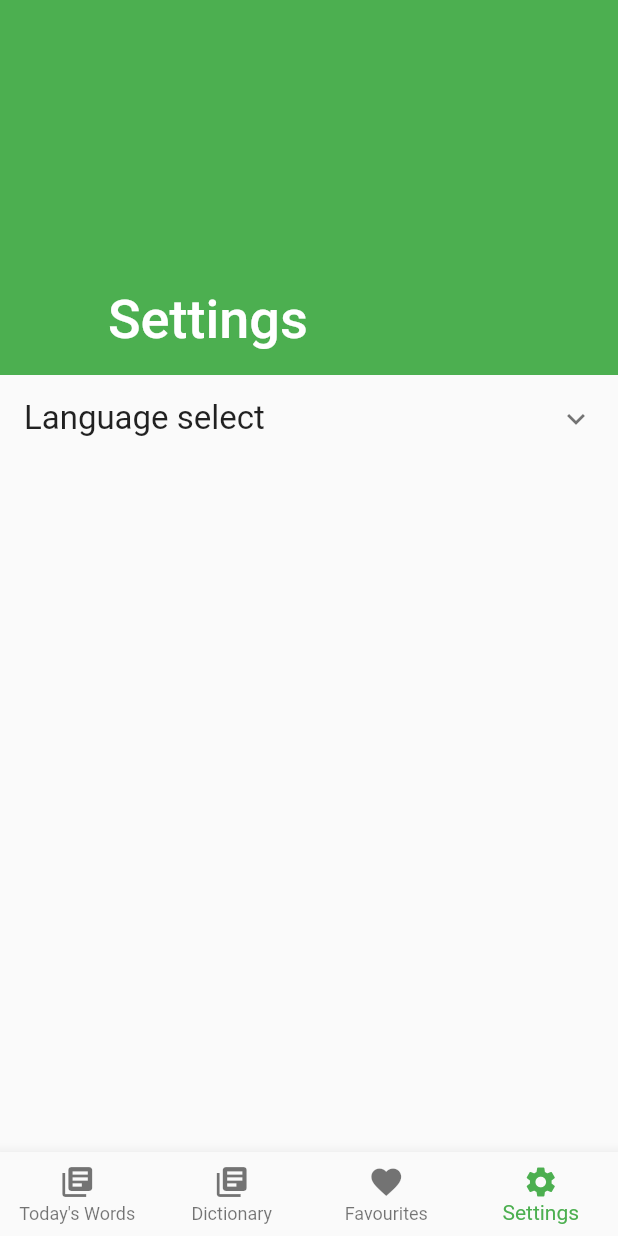
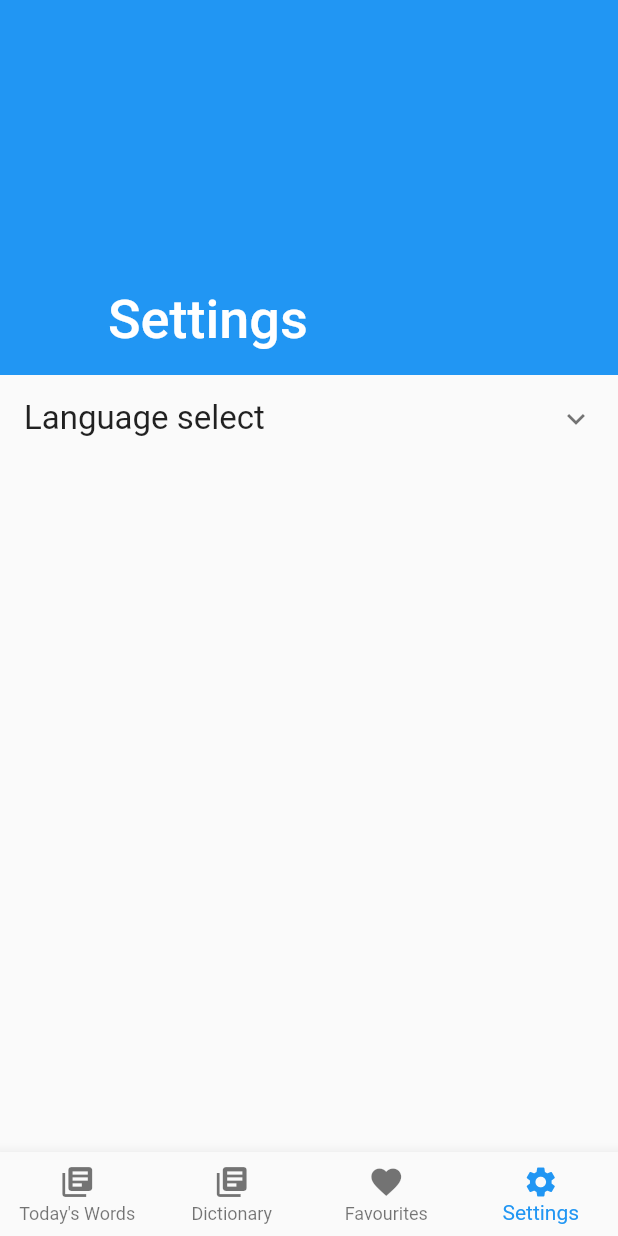
Before and after one commit to sergiuiacob1/Daily-word, a Flutter app: the screen it shows after launch, swiped to page 4, on a phone screen of 412 x 824 dp. Run offline on Flutter 3.47's test engine with Material 2 defaults, Android fonts, the phone set to English and light mode, and no system bars; our stand-ins replace flutter_local_notifications, flutter_sticky_header, rxdart, shared_preferences.

Commit message:
fix some bugs

```diff
--- a/lib/src/app.dart
+++ b/lib/src/app.dart
@@ -26,7 +26,8 @@ class App extends StatelessWidget {
     return MaterialApp(
       title: 'Daily Word',
       theme: ThemeData(
-        primarySwatch: Colors.green,
+        primaryColor: Colors.blue,
+        accentColor: Colors.deepOrangeAccent,
         textTheme: TextTheme(
           title: TextStyle(fontSize: 22.0),
           body2: TextStyle(fontSize: 18.0),
--- a/lib/src/blocs/apis/api_bloc_utils.dart
+++ b/lib/src/blocs/apis/api_bloc_utils.dart
@@ -38,10 +38,6 @@ abstract class ApiBlocUtils {
   Future<void> searchForWords(String _word);
 
   Future<void> searchForSingleWord(String _word) async {
-    if (_word == '') {
-      _resultsStream.add(null);
-      return;
-    }
     CancelableCompleter _webSearch = CancelableCompleter();
     _webSearch.operation.value.then((result) {
       // my search is done
--- a/lib/src/blocs/dictionary_bloc.dart
+++ b/lib/src/blocs/dictionary_bloc.dart
@@ -34,7 +34,11 @@ class DictionaryBloc {
   }
 
   void handleSearch(String query) async {
-    _query.sink.add(query);
+    _query.sink.add(_format(query));
+  }
+
+  String _format (String _toFormat){
+    return _toFormat.trim();
   }
 
   BehaviorSubject get results => _searchResults;
--- a/lib/src/blocs/internet_results_bloc.dart
+++ b/lib/src/blocs/internet_results_bloc.dart
@@ -48,8 +48,10 @@ class InternetResultsBloc {
   Future<void> searchForWord(String query) async {
     _stillSearching = true;
     _myAccumulator = [];
-    _wordsStream
-        .add([]); // this will force the UI to reload with a "searching" state
+    if (query == '') {
+      _wordsStream.add(null);
+      return;
+    }
     for (var _apiBloc in _apiLanguageBlocHandlers.values) {
       _apiBloc.cancelExistingSearches();
       if (_apiBloc.languageIsSelected == false) continue;
```
